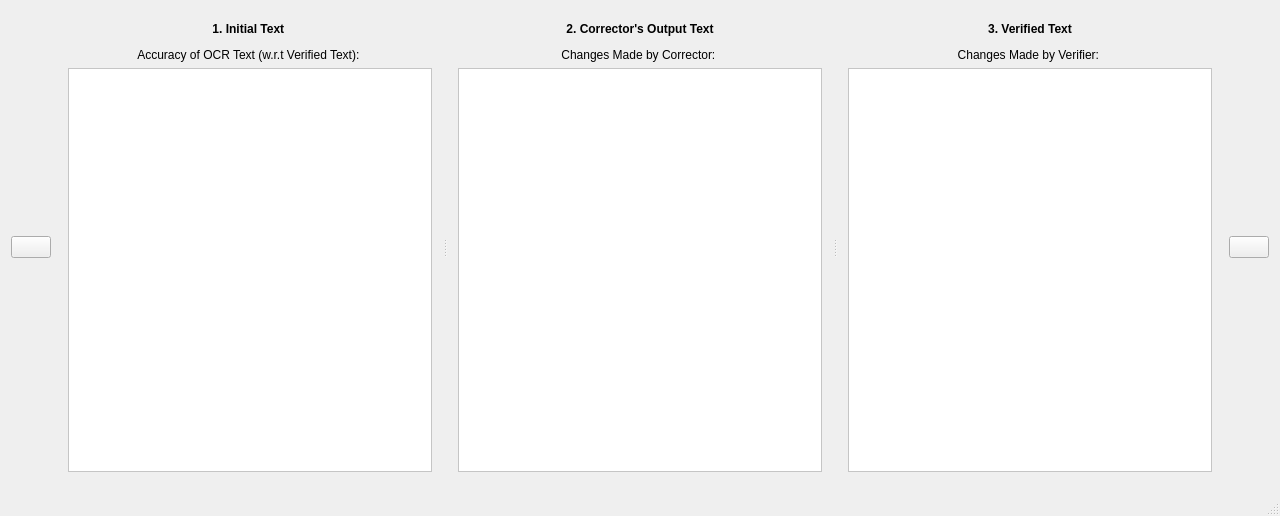
UDAAN-LEAP/leap-pe-tool, file FrameWorkCode/DiffView.ui: the form before one commit.
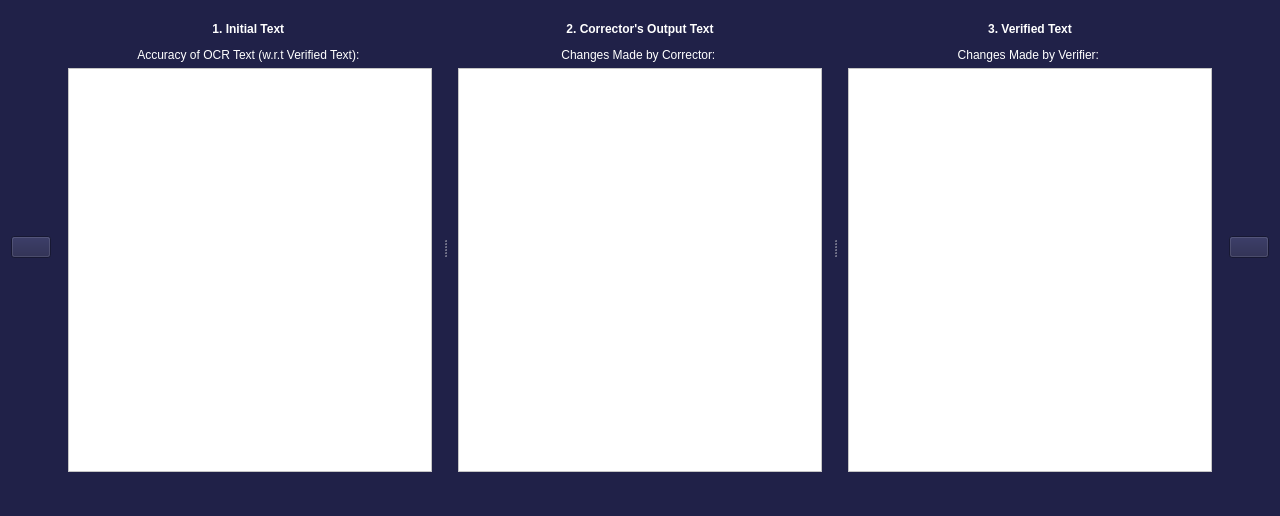
The form after the commit. Icons and pictures are not drawn.

Commit message: Applied UI design and style to all sub windows

Patch:
```diff
--- a/FrameWorkCode/DiffView.ui
+++ b/FrameWorkCode/DiffView.ui
@@ -14,7 +14,8 @@
    <string>DiffView</string>
   </property>
   <property name="styleSheet">
-   <string notr="true">font: 11pt &quot;Work Sans&quot;;</string>
+   <string notr="true">font: 11pt &quot;Work Sans&quot;;
+background-color: rgb(32, 33, 72);</string>
   </property>
   <widget class="QWidget" name="centralWidget">
    <layout class="QHBoxLayout" name="horizontalLayout_3">
@@ -38,6 +39,9 @@
        <layout class="QVBoxLayout" name="verticalLayout_3">
         <item>
          <widget class="QLabel" name="OCRLabel">
+          <property name="styleSheet">
+           <string notr="true">color: rgb(255, 255, 255);</string>
+          </property>
           <property name="text">
            <string>&lt;p&gt;&lt;b&gt;1. Initial Text &lt;/b&gt;&lt;/p&gt;
 Accuracy of OCR Text (w.r.t Verified Text): </string>
@@ -76,6 +80,9 @@
        <layout class="QVBoxLayout" name="verticalLayout_2">
         <item>
          <widget class="QLabel" name="InternLabel">
+          <property name="styleSheet">
+           <string notr="true">color: rgb(255, 255, 255);</string>
+          </property>
           <property name="text">
            <string>&lt;b&gt;&lt;p&gt;2. Corrector's Output Text&lt;/b&gt;&lt;/p&gt;Changes Made by Corrector: </string>
           </property>
@@ -113,6 +120,9 @@
        <layout class="QVBoxLayout" name="verticalLayout">
         <item>
          <widget class="QLabel" name="VerifierLabel">
+          <property name="styleSheet">
+           <string notr="true">color: rgb(255, 255, 255);</string>
+          </property>
           <property name="text">
            <string>&lt;p&gt;&lt;b&gt;3. Verified Text&lt;/b&gt;&lt;/p&gt;
 Changes Made by Verifier: </string>
```
Left out of the diff: 20 changed lines with no effect on the pictures. The commit also changes 61 other files.
